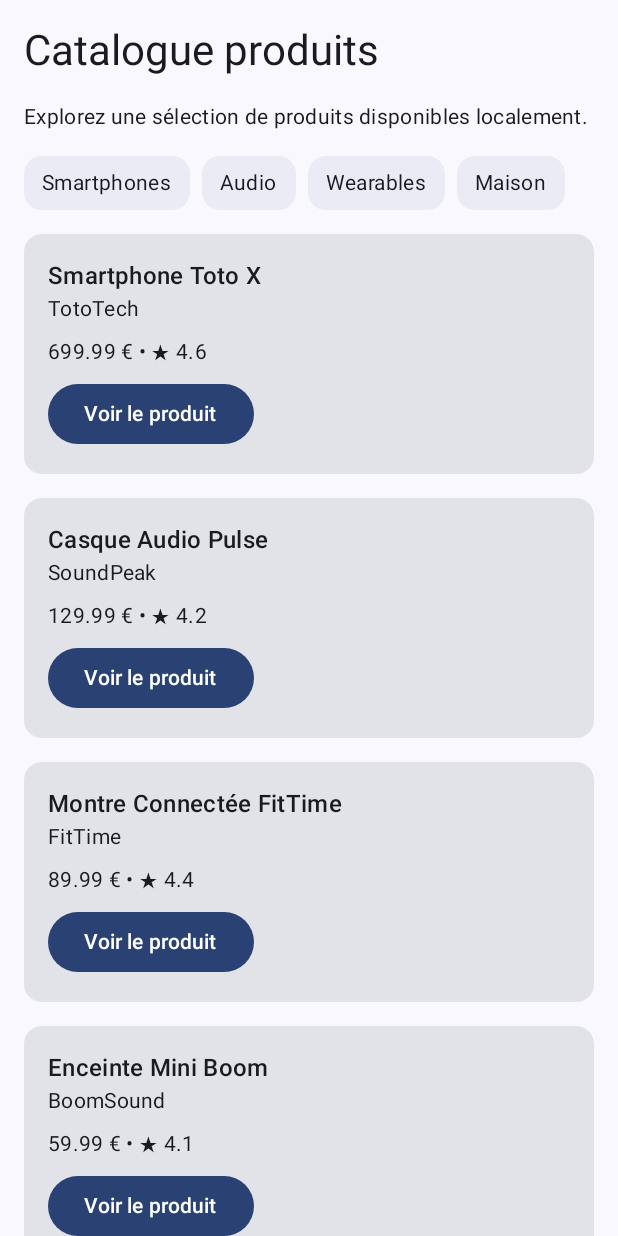
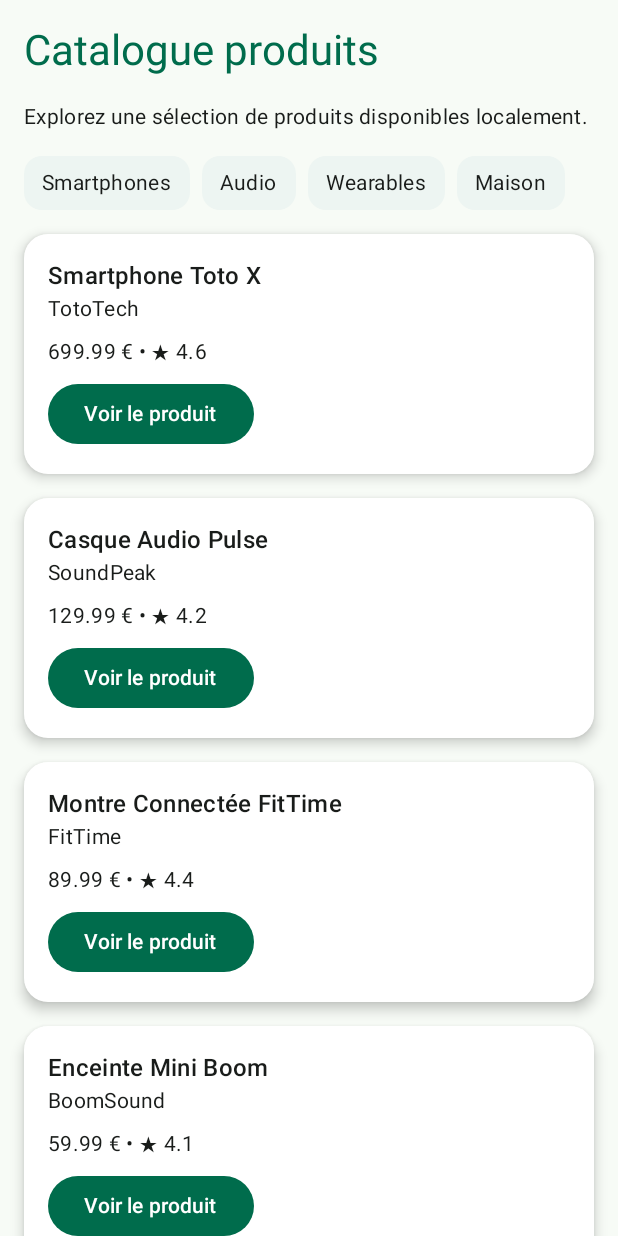
Before and after one commit to mlvn97/product-explorer, an Android app built with Jetpack Compose: the screen it shows after launch (MainActivity), on a phone screen of 412 x 824 dp. Run offline under Robolectric (Android 15) with nearby library versions, the phone set to English and light mode, and no system bars.

Commit message:
TP 7: Etape 6 terminée

```diff
--- a/app/src/main/java/com/example/productexplorer/MainActivity.kt
+++ b/app/src/main/java/com/example/productexplorer/MainActivity.kt
@@ -5,6 +5,7 @@ import androidx.activity.ComponentActivity
 import androidx.activity.compose.setContent
 import androidx.activity.enableEdgeToEdge
 import androidx.compose.foundation.Image
+import androidx.compose.foundation.background
 import androidx.compose.foundation.layout.Arrangement
 import androidx.compose.foundation.layout.Box
 import androidx.compose.foundation.layout.Column
@@ -22,6 +23,7 @@ import androidx.compose.material.icons.Icons
 import androidx.compose.material.icons.filled.Star
 import androidx.compose.material3.Button
 import androidx.compose.material3.Card
+import androidx.compose.material3.CardDefaults
 import androidx.compose.material3.Icon
 import androidx.compose.material3.MaterialTheme
 import androidx.compose.material3.OutlinedTextField
@@ -413,7 +415,12 @@ fun ProductListItem(
   onClick: () -> Unit,
   modifier: Modifier = Modifier
 ) {
-  Card(modifier = modifier.fillMaxWidth()) {
+  Card(
+    modifier = modifier.fillMaxWidth(),
+    shape = MaterialTheme.shapes.large,
+    colors = CardDefaults.cardColors(containerColor = MaterialTheme.colorScheme.surface),
+    elevation = CardDefaults.cardElevation(defaultElevation = 5.dp)
+  ) {
     Column(modifier = Modifier.padding(16.dp)) {
       Text(
         text = product.title,
@@ -462,14 +469,15 @@ fun ProductCatalogScreen(
   modifier: Modifier = Modifier
 ) {
   LazyColumn(
-    modifier = modifier.fillMaxSize(),
+    modifier = modifier.fillMaxSize().background(MaterialTheme.colorScheme.background),
     contentPadding = PaddingValues(16.dp), // Ajoute une marge intérieure autour du contenu de la liste
     verticalArrangement = Arrangement.spacedBy(16.dp) // Ajoute un espace vertical entre les éléments de la liste.
   ) {
     item {
       Text(
         text = "Catalogue produits",
-        style = MaterialTheme.typography.headlineMedium
+        style = MaterialTheme.typography.headlineMedium,
+        color = MaterialTheme.colorScheme.primary
       )
     }
 
--- a/app/src/main/java/com/example/productexplorer/ui/theme/Theme.kt
+++ b/app/src/main/java/com/example/productexplorer/ui/theme/Theme.kt
@@ -9,47 +9,39 @@ import androidx.compose.material3.dynamicDarkColorScheme
 import androidx.compose.material3.dynamicLightColorScheme
 import androidx.compose.material3.lightColorScheme
 import androidx.compose.runtime.Composable
+import androidx.compose.ui.graphics.Color
 import androidx.compose.ui.platform.LocalContext
 
 private val DarkColorScheme = darkColorScheme(
-    primary = Purple80,
-    secondary = PurpleGrey80,
-    tertiary = Pink80
+  primary = Color(0xFF7DDBB0),
+  onPrimary = Color(0xFF003826),
+  secondary = Color(0xFFB7CCBC),
+  background = Color(0xFF101411),
+  onBackground = Color(0xFFE0E4DF),
+  surface = Color(0xFF1C211D),
+  onSurface = Color(0xFFE0E4DF)
 )
 
 private val LightColorScheme = lightColorScheme(
-    primary = Purple40,
-    secondary = PurpleGrey40,
-    tertiary = Pink40
-
-    /* Other default colors to override
-    background = Color(0xFFFFFBFE),
-    surface = Color(0xFFFFFBFE),
+  primary = Color(0xFF006C4C),
   onPrimary = Color.White,
-    onSecondary = Color.White,
-    onTertiary = Color.White,
-    onBackground = Color(0xFF1C1B1F),
-    onSurface = Color(0xFF1C1B1F),
-    */
+  secondary = Color(0xFF4F6357),
+  background = Color(0xFFF7FBF6),
+  onBackground = Color(0xFF191C1A),
+  surface = Color(0xFFFFFFFF),
+  onSurface = Color(0xFF191C1A)
 )
 
 @Composable
 fun ProductExplorerTheme(
   darkTheme: Boolean = isSystemInDarkTheme(),
-    // Dynamic color is available on Android 12+
-    dynamicColor: Boolean = true,
   content: @Composable () -> Unit
 ) {
-    val colorScheme = when {
-        dynamicColor && Build.VERSION.SDK_INT >= Build.VERSION_CODES.S -> {
-            val context = LocalContext.current
-            if (darkTheme) dynamicDarkColorScheme(context) else dynamicLightColorScheme(context)
+  val colorScheme = if (darkTheme) {
+    DarkColorScheme
+  } else {
+    LightColorScheme
   }
-
-        darkTheme -> DarkColorScheme
-        else -> LightColorScheme
-    }
-
   MaterialTheme(
     colorScheme = colorScheme,
     typography = Typography,
```
Also changed, not shown: 38 other files. Lines whose indentation alone changed are shown as unchanged.
